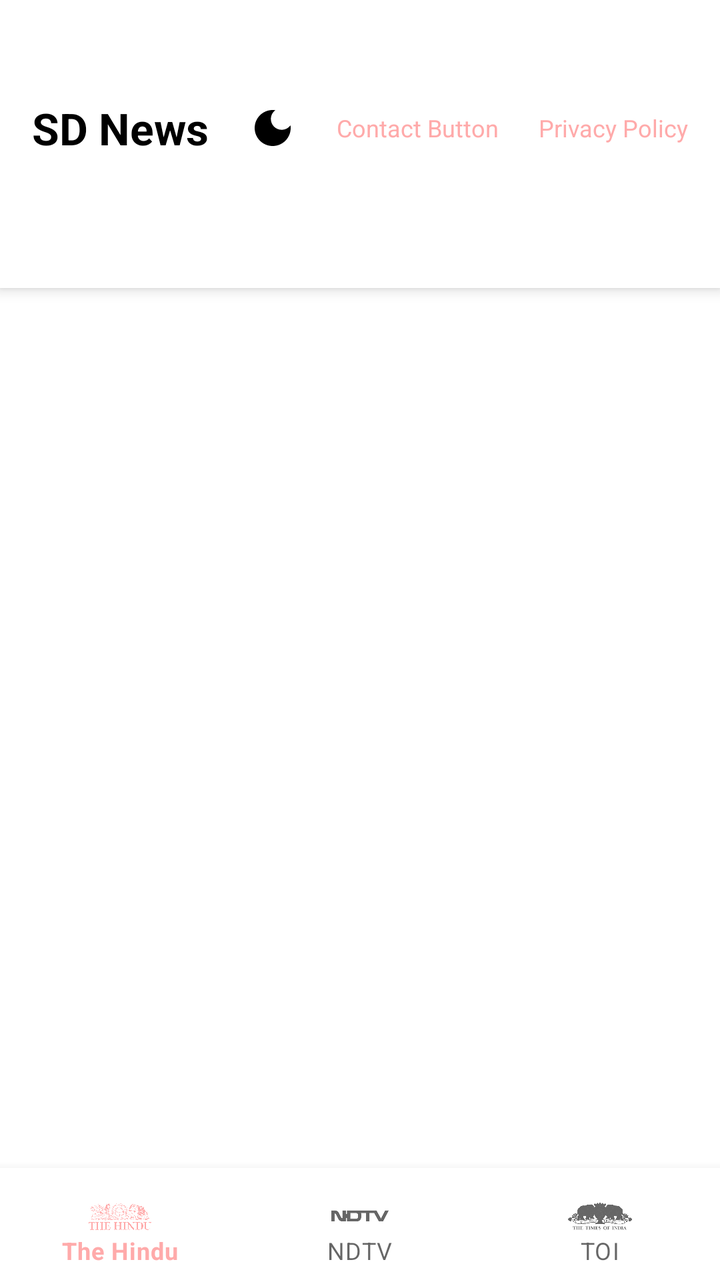
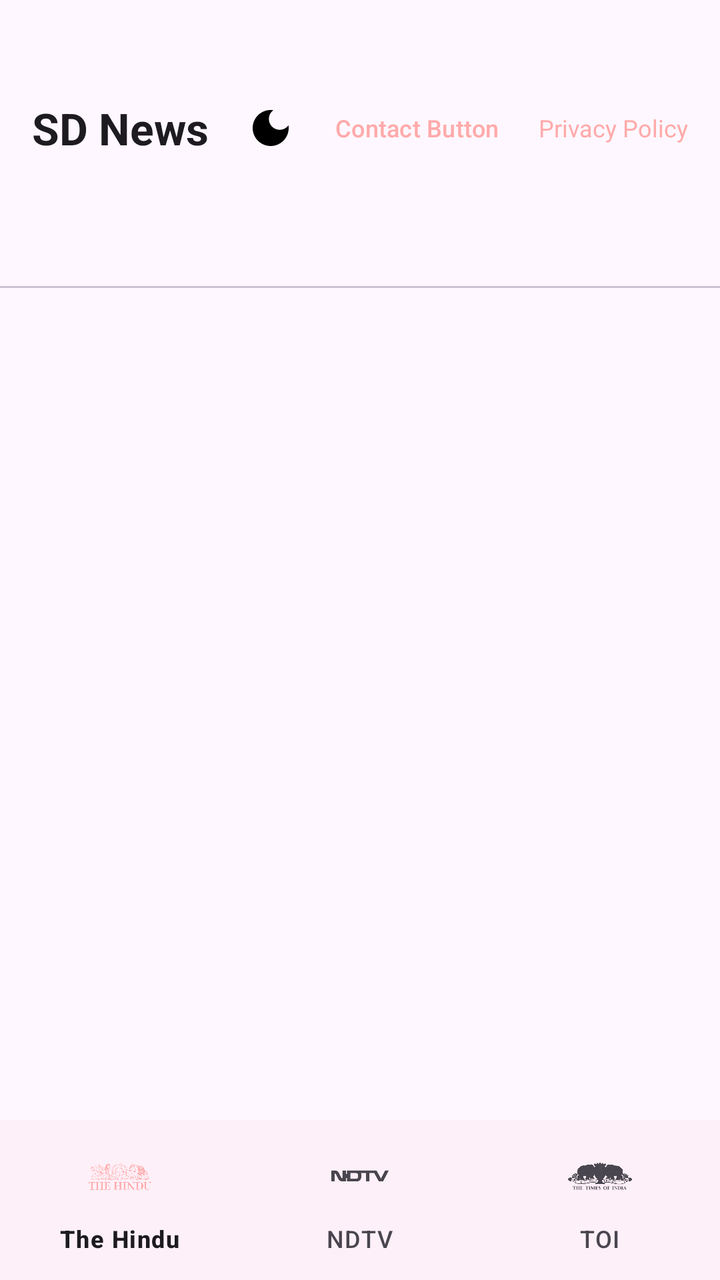

Compare the two renders of this Android layout. The source of the first and the diff that turns it into the second are given below.
<!-- AndroidManifest.xml: application theme Theme.SDNews -->
<!-- res/layout/activity_main.xml -->
<?xml version="1.0" encoding="utf-8"?>
<androidx.coordinatorlayout.widget.CoordinatorLayout
    xmlns:android="http://schemas.android.com/apk/res/android"
    xmlns:app="http://schemas.android.com/apk/res-auto"
    android:layout_width="match_parent"
    android:layout_height="match_parent"
    android:background="?attr/colorSurface">

    <com.google.android.material.appbar.AppBarLayout
        android:id="@+id/appBarLayout"
        android:layout_width="match_parent"
        android:layout_height="wrap_content"
        android:background="?attr/colorSurface"
        app:elevation="4dp">

        
        <LinearLayout
            android:layout_width="match_parent"
            android:layout_height="wrap_content"
            android:gravity="center_vertical"
            android:orientation="horizontal"
            android:paddingStart="16dp"
            android:paddingTop="40dp"
            android:paddingEnd="8dp"
            android:paddingBottom="8dp">

            <TextView
                android:id="@+id/title"
                android:layout_width="0dp"
                android:layout_height="wrap_content"
                android:layout_weight="1"
                android:text="@string/app_name"
                android:textColor="?attr/colorOnSurface"
                android:textSize="22sp"
                android:textStyle="bold" />

            <ImageButton
                android:id="@+id/toggle_dark_mode"
                android:layout_width="40dp"
                android:layout_height="40dp"
                android:background="?attr/selectableItemBackgroundBorderless"
                android:contentDescription="@string/toggle_dark_mode"
                android:src="@drawable/ic_dark_mode" />

            <Button
                android:id="@+id/Contact"
                style="@style/Widget.Material3.Button.TextButton"
                android:layout_width="wrap_content"
                android:layout_height="wrap_content"
                android:onClick="buttonContact"
                android:text="@string/contactButton"
                android:textSize="12sp" />

            <TextView
                android:id="@+id/privacyPolicy"
                android:layout_width="wrap_content"
                android:layout_height="wrap_content"
                android:clickable="true"
                android:focusable="true"
                android:paddingStart="8dp"
                android:paddingEnd="8dp"
                android:text="@string/txtprivacypolicy"
                android:textColor="?attr/colorPrimary"
                android:textSize="12sp" />

        </LinearLayout>

        
        <com.google.android.material.tabs.TabLayout
            android:id="@+id/categoryTabs"
            android:layout_width="match_parent"
            android:layout_height="wrap_content"
            app:tabGravity="start"
            app:tabIndicatorColor="?attr/colorPrimary"
            app:tabMode="scrollable"
            app:tabSelectedTextColor="?attr/colorPrimary"
            app:tabTextColor="?attr/colorOnSurface" />

    </com.google.android.material.appbar.AppBarLayout>

    
    <androidx.viewpager2.widget.ViewPager2
        android:id="@+id/viewPager"
        android:layout_width="match_parent"
        android:layout_height="match_parent"
        app:layout_behavior="@string/appbar_scrolling_view_behavior" />

    
    <com.google.android.material.bottomnavigation.BottomNavigationView
        android:id="@+id/bottomNav"
        android:layout_width="match_parent"
        android:layout_height="wrap_content"
        android:layout_gravity="bottom"
        android:background="?attr/colorSurface"
        app:menu="@menu/bottom_nav_menu"
        app:labelVisibilityMode="labeled"
        app:itemIconTint="@null"
        app:itemIconSize="32dp"/>

</androidx.coordinatorlayout.widget.CoordinatorLayout>
<!-- resources referenced by this layout -->
<resources>
  <!-- drawable ic_dark_mode (drawable) -->
  <vector xmlns:android="http://schemas.android.com/apk/res/android" android:height="24dp" android:tint="#000000" android:viewportHeight="24" android:viewportWidth="24" android:width="24dp">
        
      <path android:fillColor="@android:color/white" android:pathData="M12,3c-4.97,0 -9,4.03 -9,9s4.03,9 9,9s9,-4.03 9,-9c0,-0.46 -0.04,-0.92 -0.1,-1.36c-0.98,1.37 -2.58,2.26 -4.4,2.26c-2.98,0 -5.4,-2.42 -5.4,-5.4c0,-1.81 0.89,-3.42 2.26,-4.4C12.92,3.04 12.46,3 12,3L12,3z"/>
      
  </vector>
  <string name="app_name">SD News</string>
  <string name="contactButton">Contact Button</string>
  <string name="toggle_dark_mode">Toggle Dark Mode</string>
  <string name="txtprivacypolicy">Privacy Policy</string>
  <style name="Theme.SDNews" parent="Theme.MaterialComponents.DayNight.NoActionBar">
          <item name="colorPrimary">@color/peach</item>
          <item name="colorPrimaryVariant">@color/darkBlue</item>
          <item name="colorOnPrimary">@color/black</item>
          <item name="android:windowBackground">@color/peach</item>
      </style>
  <color name="peach">#FFAAAA</color>
  <color name="darkBlue">#00008B</color>
  <color name="black">#000000</color>
</resources>

<!-- the commit's change to res/layout/activity_main.xml (unified diff, before → after) -->
@@ -49,7 +49,8 @@
                 android:layout_height="wrap_content"
                 android:onClick="buttonContact"
                 android:text="@string/contactButton"
-                android:textSize="12sp" />
+                android:textSize="12sp"
+                />
 
             <TextView
                 android:id="@+id/privacyPolicy"
<!-- resource entries referenced after the edit -->
@@ -10,7 +10,7 @@
   <string name="contactButton">Contact Button</string>
   <string name="toggle_dark_mode">Toggle Dark Mode</string>
   <string name="txtprivacypolicy">Privacy Policy</string>
-  <style name="Theme.SDNews" parent="Theme.MaterialComponents.DayNight.NoActionBar">
+  <style name="Theme.SDNews" parent="Theme.Material3.DayNight.NoActionBar">
           <item name="colorPrimary">@color/peach</item>
           <item name="colorPrimaryVariant">@color/darkBlue</item>
           <item name="colorOnPrimary">@color/black</item>
